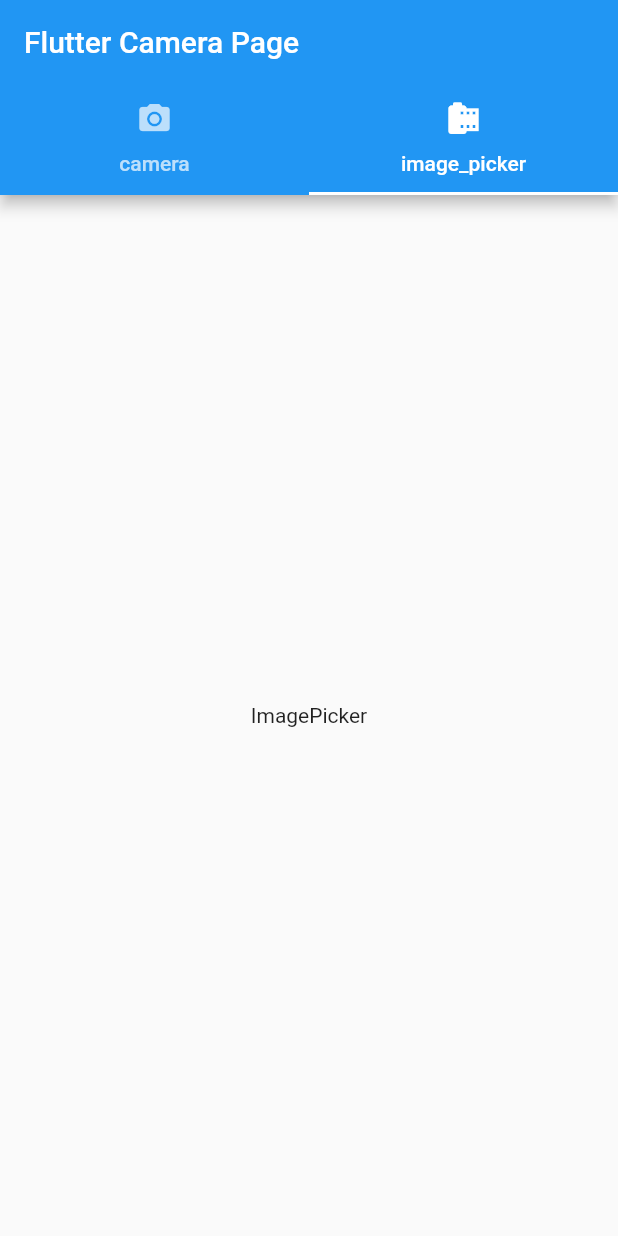
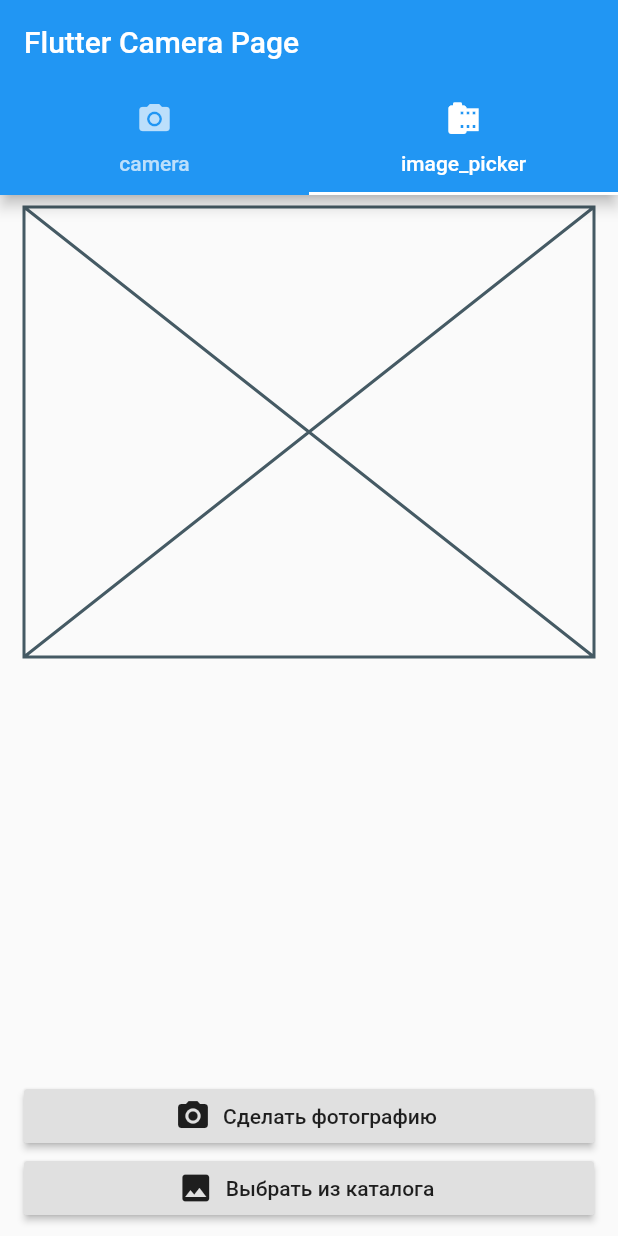
Before and after one commit to kdmatrosov/flutter-camera, a Flutter app: the screen it shows after launch, tab 2 chosen, on a phone screen of 412 x 824 dp. Run offline on Flutter 3.47's test engine with Material 2 defaults, Android fonts, the phone set to English and light mode, and no system bars; our stand-ins replace image_picker.

Commit message:
init image_picker

```diff
--- a/lib/image_picker_view.dart
+++ b/lib/image_picker_view.dart
@@ -1,8 +1,61 @@
+import 'dart:io';
+
 import 'package:flutter/material.dart';
+import 'package:image_picker/image_picker.dart';
 
-class ImagePickerView extends StatelessWidget {
+class ImagePickerView extends StatefulWidget {
+  @override
+  _ImagePickerViewState createState() => _ImagePickerViewState();
+}
+
+class _ImagePickerViewState extends State<ImagePickerView> {
+  File _image;
+
+  void _getImageFromPhotoLibrary() {
+    _getImage(ImageSource.gallery);
+  }
+
+  void _getPhotoFromCamera() {
+    _getImage(ImageSource.camera);
+  }
+
+  Future<void> _getImage(ImageSource source) async {
+    try {
+      final File file = await ImagePicker.pickImage(source: source);
+      setState(() => _image = file);
+    } catch (e) {
+      print(e);
+    }
+  }
+
   @override
   Widget build(BuildContext context) {
-    return Center(child: Text("ImagePicker"),);
+    return Padding(
+      child: Column(
+        mainAxisSize: MainAxisSize.min,
+        crossAxisAlignment: CrossAxisAlignment.stretch,
+        mainAxisAlignment: MainAxisAlignment.end,
+        children: <Widget>[
+          _image != null ? Image.file(_image) : Placeholder(
+            fallbackHeight: 300,
+          ),
+          Flexible(
+            fit: FlexFit.tight,
+            child: Container(),
+          ),
+          RaisedButton.icon(
+            icon: Icon(Icons.photo_camera),
+            label: Text("Сделать фотографию"),
+            onPressed: _getPhotoFromCamera,
+          ),
+          RaisedButton.icon(
+            icon: Icon(Icons.photo),
+            label: Text("Выбрать из каталога"),
+            onPressed: _getImageFromPhotoLibrary,
+          ),
+        ],
+      ),
+      padding: EdgeInsets.symmetric(horizontal: 16, vertical: 8),
+    );
   }
 }
--- a/pubspec.yaml
+++ b/pubspec.yaml
@@ -23,6 +23,7 @@ dependencies:
   # The following adds the Cupertino Icons font to your application.
   # Use with the CupertinoIcons class for iOS style icons.
   cupertino_icons: ^0.1.2
+  image_picker: ^0.5.0+3
 
 dev_dependencies:
   flutter_test:
```
Also changed, not shown: pubspec.lock, 7 other files.
